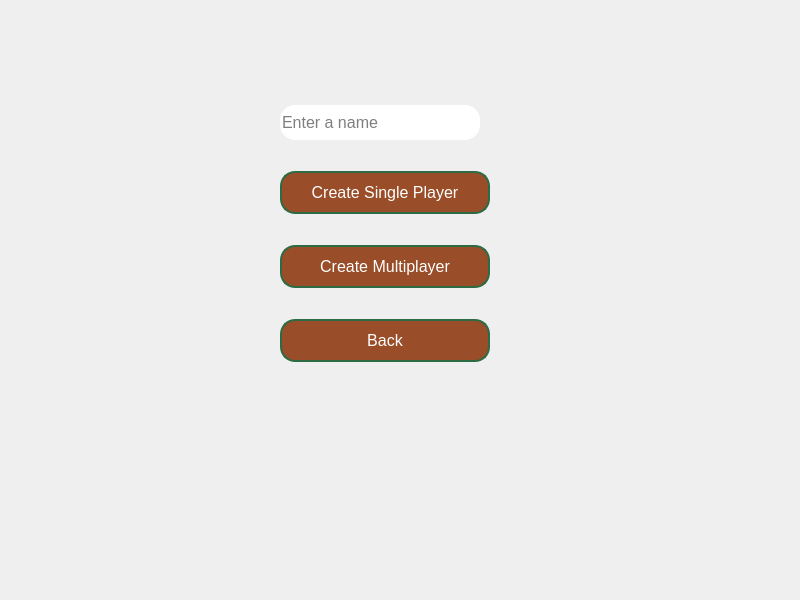
First picture: the form in client/view/create_room.ui, repository jmdieguez/QuackGame, before the edit.
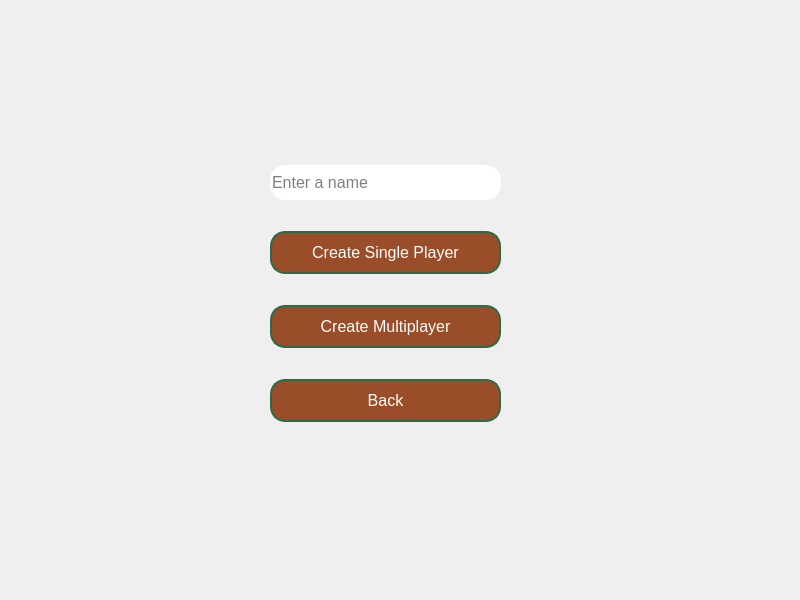
Second picture: the form after the edit.

```diff
--- a/client/view/create_room.ui
+++ b/client/view/create_room.ui
@@ -24,9 +24,9 @@
   <widget class="QWidget" name="verticalLayoutWidget">
    <property name="geometry">
     <rect>
-     <x>280</x>
-     <y>80</y>
-     <width>210</width>
+     <x>270</x>
+     <y>140</y>
+     <width>231</width>
      <height>311</height>
     </rect>
    </property>
@@ -39,6 +39,12 @@
         <verstretch>0</verstretch>
        </sizepolicy>
       </property>
+      <property name="maximumSize">
+       <size>
+        <width>16777210</width>
+        <height>16777215</height>
+       </size>
+      </property>
       <property name="font">
        <font>
         <pointsize>12</pointsize>
```
